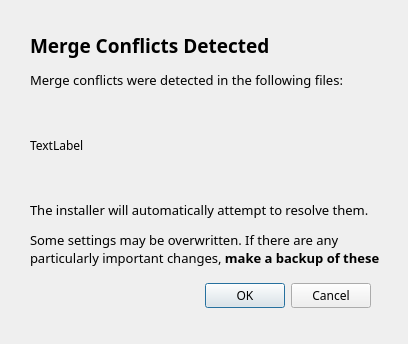
vatsimhk/Hong-Kong-Sector-Installer, file mergeconflictdialog.ui: the form before one commit.
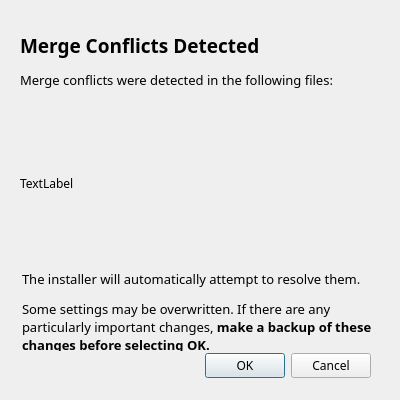
The form after the commit.

Commit message: Add different merge conflict resolution strategies based on file

Diff of the .ui file:
```diff
--- a/mergeconflictdialog.ui
+++ b/mergeconflictdialog.ui
@@ -6,8 +6,8 @@
    <rect>
     <x>0</x>
     <y>0</y>
-    <width>408</width>
-    <height>344</height>
+    <width>400</width>
+    <height>400</height>
    </rect>
   </property>
   <property name="windowTitle">
@@ -17,7 +17,7 @@
    <property name="geometry">
     <rect>
      <x>30</x>
-     <y>280</y>
+     <y>350</y>
      <width>341</width>
      <height>32</height>
     </rect>
@@ -37,9 +37,9 @@
   <widget class="QWidget" name="widget" native="true">
    <property name="geometry">
     <rect>
-     <x>30</x>
+     <x>20</x>
      <y>70</y>
-     <width>351</width>
+     <width>361</width>
      <height>201</height>
     </rect>
    </property>
@@ -80,27 +80,6 @@
       </property>
      </widget>
     </item>
-    <item>
-     <widget class="QLabel" name="label_3">
-      <property name="maximumSize">
-       <size>
-        <width>16777215</width>
-        <height>70</height>
-       </size>
-      </property>
-      <property name="font">
-       <font>
-        <family>Fixel Text</family>
-       </font>
-      </property>
-      <property name="text">
-       <string>&lt;html&gt;&lt;head/&gt;&lt;body&gt;&lt;p&gt;&lt;span style=&quot; font-size:10pt;&quot;&gt;The installer will automatically attempt to resolve them.&lt;/span&gt;&lt;/p&gt;&lt;p&gt;&lt;span style=&quot; font-size:10pt;&quot;&gt;Some settings may be overwritten. If there are any particularly important changes, &lt;/span&gt;&lt;span style=&quot; font-size:10pt; font-weight:700;&quot;&gt;make a backup of these changes before selecting OK.&lt;/span&gt;&lt;/p&gt;&lt;/body&gt;&lt;/html&gt;</string>
-      </property>
-      <property name="wordWrap">
-       <bool>true</bool>
-      </property>
-     </widget>
-    </item>
    </layout>
   </widget>
   <widget class="QWidget" name="widget_2" native="true">
@@ -116,9 +95,9 @@
   <widget class="QLabel" name="label">
    <property name="geometry">
     <rect>
-     <x>30</x>
+     <x>20</x>
      <y>30</y>
-     <width>341</width>
+     <width>361</width>
      <height>31</height>
     </rect>
    </property>
@@ -131,6 +110,33 @@
     <string>&lt;html&gt;&lt;head/&gt;&lt;body&gt;&lt;p&gt;&lt;span style=&quot; font-size:14pt; font-weight:700;&quot;&gt;Merge Conflicts Detected&lt;/span&gt;&lt;/p&gt;&lt;/body&gt;&lt;/html&gt;</string>
    </property>
   </widget>
+  <widget class="QLabel" name="label_3">
+   <property name="geometry">
+    <rect>
+     <x>22</x>
+     <y>270</y>
+     <width>351</width>
+     <height>81</height>
+    </rect>
+   </property>
+   <property name="maximumSize">
+    <size>
+     <width>16777215</width>
+     <height>16777215</height>
+    </size>
+   </property>
+   <property name="font">
+    <font>
+     <family>Fixel Text</family>
+    </font>
+   </property>
+   <property name="text">
+    <string>&lt;html&gt;&lt;head/&gt;&lt;body&gt;&lt;p&gt;&lt;span style=&quot; font-size:10pt;&quot;&gt;The installer will automatically attempt to resolve them.&lt;/span&gt;&lt;/p&gt;&lt;p&gt;&lt;span style=&quot; font-size:10pt;&quot;&gt;Some settings may be overwritten. If there are any particularly important changes, &lt;/span&gt;&lt;span style=&quot; font-size:10pt; font-weight:700;&quot;&gt;make a backup of these changes before selecting OK.&lt;/span&gt;&lt;/p&gt;&lt;/body&gt;&lt;/html&gt;</string>
+   </property>
+   <property name="wordWrap">
+    <bool>true</bool>
+   </property>
+  </widget>
  </widget>
  <resources/>
  <connections>
```
The commit also changes 2 other files.
